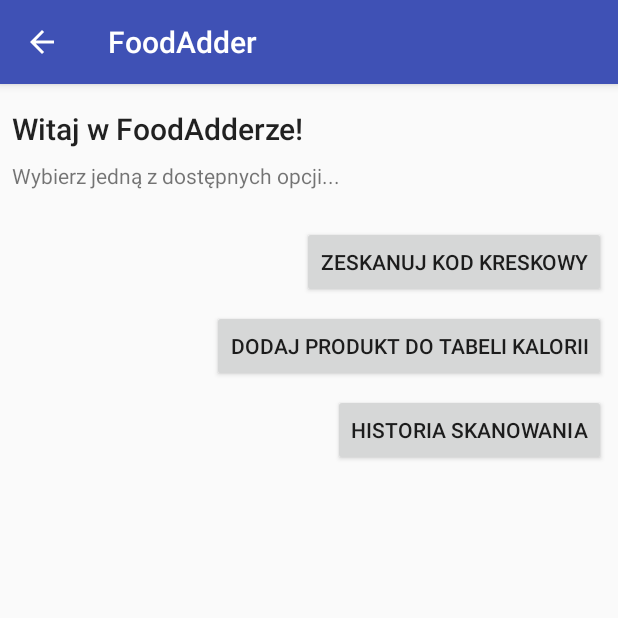
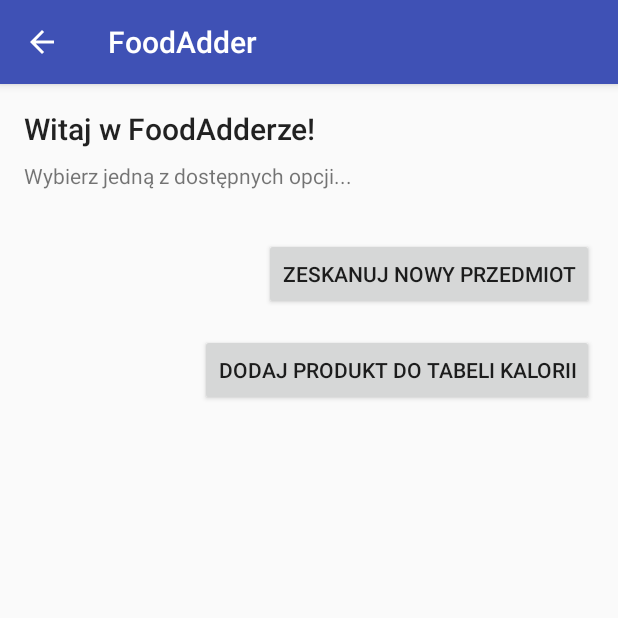
Before and after one commit to Adrixop95/FoodAdder, an Android app: the screen it shows after launch (MainActivity), on a phone screen of 412 x 824 dp, the top half of it. Run offline under Robolectric (Android 15) with nearby library versions, the phone set to English and light mode, and no system bars.

Commit message:
scaling and cleanup

```diff
--- a/Source/app/src/main/java/hackintosh/adrox/foodadder/MainActivity.java
+++ b/Source/app/src/main/java/hackintosh/adrox/foodadder/MainActivity.java
@@ -4,48 +4,20 @@ import android.content.Intent;
 import android.support.v7.app.AppCompatActivity;
 import android.os.Bundle;
 import android.view.View;
-import android.widget.ArrayAdapter;
 import android.widget.Button;
-import android.widget.ListView;
-import android.widget.Toast;
-
-import com.google.zxing.integration.android.IntentIntegrator;
-import com.google.zxing.integration.android.IntentResult;
-
-import java.util.ArrayList;
-import java.util.List;
 
 public class MainActivity extends AppCompatActivity{
-    Button scancode_button;
     Button add_button;
     Button history_button;
-
-    IntentResult result;
-
-    public String[] history;
 
     @Override
     protected void onCreate(Bundle savedInstanceState) {
         super.onCreate(savedInstanceState);
         setContentView(R.layout.activity_main);
 
-        scancode_button = (Button) findViewById(R.id.home_scan);
         add_button = (Button) findViewById(R.id.home_add);
         history_button = (Button) findViewById(R.id.home_history);
 
-        scancode_button.setOnClickListener(new View.OnClickListener() {
-
-            @Override
-            public void onClick(View v){
-                IntentIntegrator integrator = new IntentIntegrator(MainActivity.this);
-                integrator.setDesiredBarcodeFormats(IntentIntegrator.ALL_CODE_TYPES);
-                integrator.setPrompt("Zbliż skaner do kodu produktu");
-                integrator.setCameraId(0);
-                integrator.setBeepEnabled(true);
-                integrator.setBarcodeImageEnabled(false);
-                integrator.initiateScan();
-            }
-        });
 
         add_button.setOnClickListener(new View.OnClickListener() {
 
@@ -69,22 +41,4 @@ public class MainActivity extends AppCompatActivity{
 
     }
 
-    @Override
-    public void onActivityResult(int requestCode, int resultCode, Intent data) {
-        result = IntentIntegrator.parseActivityResult(requestCode, resultCode, data);
-        if(result != null){
-            if(result.getContents()==null){
-                Toast.makeText(this, "Anulowałeś skanowanie", Toast.LENGTH_LONG).show();
-            }
-            else {
-                Toast.makeText(this, result.getContents(),Toast.LENGTH_LONG).show();
-
-
-            }
-        }
-        else {
-            super.onActivityResult(requestCode, resultCode, data);
-        }
-    }
-
 }
--- a/Source/app/src/main/res/layout/activity_main.xml
+++ b/Source/app/src/main/res/layout/activity_main.xml
@@ -11,7 +11,7 @@
         android:id="@+id/Title"
         android:layout_width="wrap_content"
         android:layout_height="wrap_content"
-        android:layout_marginStart="8dp"
+        android:layout_marginStart="16dp"
         android:layout_marginTop="16dp"
         android:text="@string/tytul"
         android:textAppearance="@android:style/TextAppearance.Material.Title"
@@ -22,7 +22,7 @@
         android:id="@+id/SubTitle"
         android:layout_width="wrap_content"
         android:layout_height="wrap_content"
-        android:layout_marginStart="8dp"
+        android:layout_marginStart="16dp"
         android:layout_marginTop="8dp"
         android:text="@string/podtytul"
         app:layout_constraintStart_toStartOf="parent"
@@ -30,33 +30,23 @@
 
 
     <Button
-        android:id="@+id/home_scan"
-        android:layout_width="wrap_content"
-        android:layout_height="wrap_content"
-        android:layout_marginEnd="8dp"
-        android:layout_marginTop="24dp"
-        android:text="@string/button1_main"
-        app:layout_constraintEnd_toEndOf="parent"
-        app:layout_constraintTop_toBottomOf="@+id/SubTitle" />
-
-    <Button
         android:id="@+id/home_add"
         android:layout_width="wrap_content"
         android:layout_height="wrap_content"
-        android:layout_marginEnd="8dp"
-        android:layout_marginTop="8dp"
+        android:layout_marginEnd="16dp"
+        android:layout_marginTop="16dp"
         android:text="@string/button2_main"
         app:layout_constraintEnd_toEndOf="parent"
-        app:layout_constraintTop_toBottomOf="@+id/home_scan" />
+        app:layout_constraintTop_toBottomOf="@+id/home_history" />
 
     <Button
         android:id="@+id/home_history"
         android:layout_width="wrap_content"
         android:layout_height="wrap_content"
-        android:layout_marginEnd="8dp"
-        android:layout_marginTop="8dp"
-        android:text="@string/button3_main"
+        android:layout_marginEnd="16dp"
+        android:layout_marginTop="32dp"
+        android:text="@string/scanbutton"
         app:layout_constraintEnd_toEndOf="parent"
-        app:layout_constraintTop_toBottomOf="@+id/home_add" />
+        app:layout_constraintTop_toBottomOf="@+id/SubTitle" />
 
 </android.support.constraint.ConstraintLayout>
--- a/Source/app/src/main/res/values/strings.xml
+++ b/Source/app/src/main/res/values/strings.xml
@@ -6,4 +6,5 @@
     <string name="tytul">Witaj w FoodAdderze!</string>
     <string name="podtytul">Wybierz jedną z dostępnych opcji...</string>
     <string name="result_text_default">Zbliż się do kodu...</string>
+    <string name="scanbutton">Zeskanuj nowy przedmiot</string>
 </resources>
```
Also changed, not shown: Source/app/src/main/java/hackintosh/adrox/foodadder/history.java (+63 -6 lines), Source/app/src/main/res/layout/activity_history.xml (+22 -6 lines).
